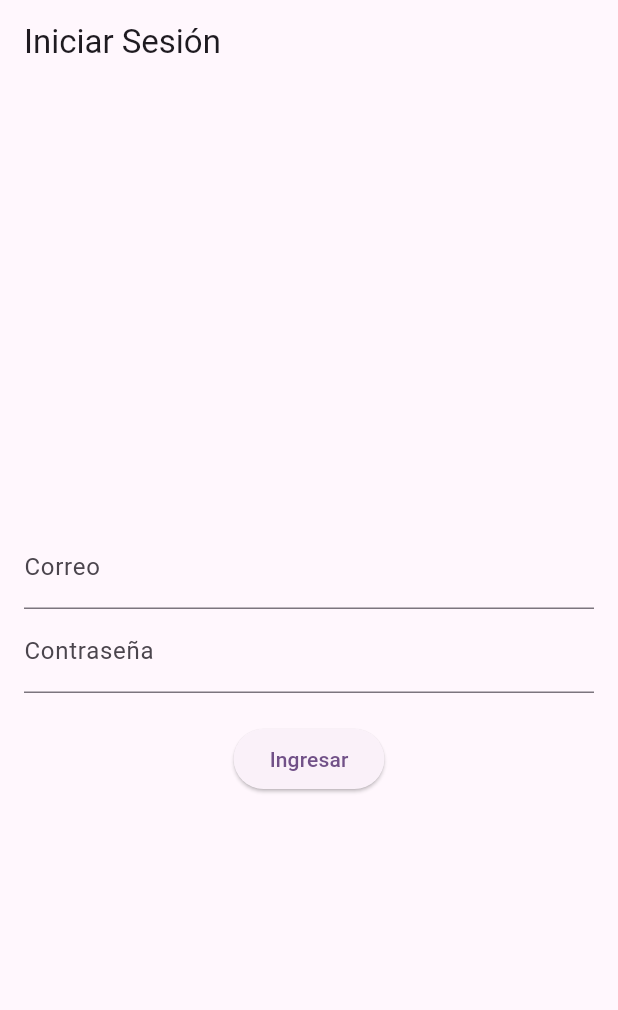
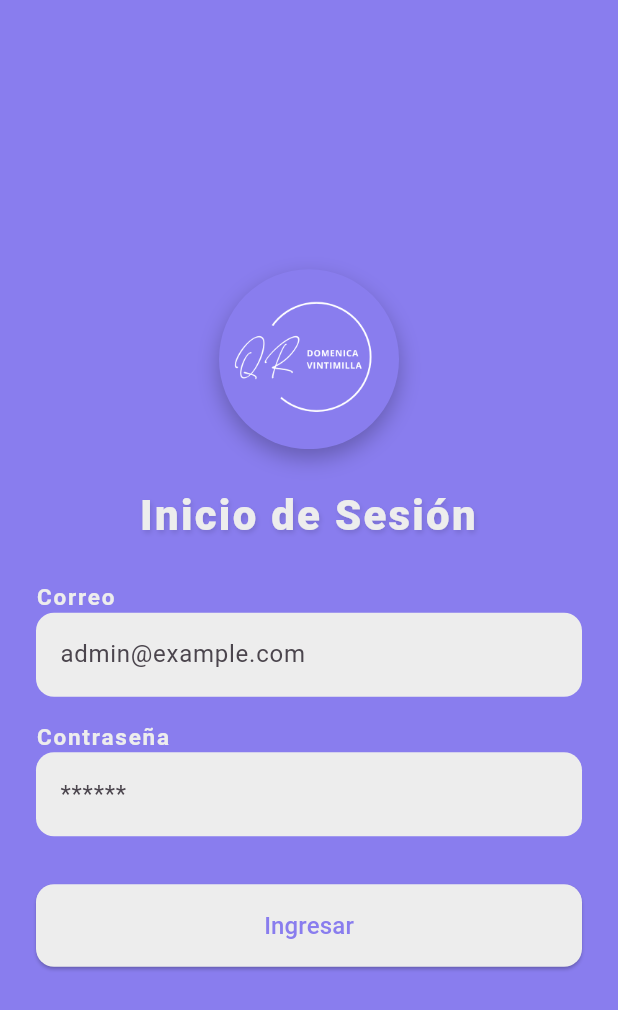
Before and after one commit to ShootDomy/pagos_qr_flutter, a Flutter app: the screen it shows after launch, on a phone screen of 412 x 824 dp. Shown: the top 1010 px of the screen. Run offline on Flutter 3.47's test engine with Material 3 defaults, Android fonts, the phone set to English and light mode, and no system bars; our stand-ins replace awesome_notifications, firebase_core, firebase_messaging, flutter_dotenv, jwt_decoder, shared_preferences; missing offline and left inert: mobile_scanner; accounts and stored records are empty.

Commit message:
Agregar constantes para uso de colores en todo el proyecto

```diff
--- a/lib/screens/auth_screen.dart
+++ b/lib/screens/auth_screen.dart
@@ -4,6 +4,7 @@ import '../services/api_service.dart';
 import 'package:shared_preferences/shared_preferences.dart';
 import 'package:jwt_decoder/jwt_decoder.dart';
 import 'principal_screen.dart';
+import '../utils/colors.dart';
 
 class AuthScreen extends StatefulWidget {
   const AuthScreen({super.key});
@@ -20,6 +21,25 @@ class AuthScreenState extends State<AuthScreen> {
   bool _loading = false;
   String? _error;
   Future<void> _inicioSesion() async {
+    final correo = _usuCorreoController.text.trim();
+    final contrasena = _usuContrasenaController.text;
+
+    // Validaciones
+    if (correo.isEmpty || !correo.contains('@')) {
+      ScaffoldMessenger.of(
+        context,
+      ).showSnackBar(SnackBar(content: Text('Ingresa un correo válido.')));
+      return;
+    }
+    if (contrasena.isEmpty || contrasena.length < 6) {
+      ScaffoldMessenger.of(context).showSnackBar(
+        SnackBar(
+          content: Text('La contraseña debe tener al menos 6 caracteres.'),
+        ),
+      );
+      return;
+    }
+
     setState(() {
       _loading = true;
       _error = null;
@@ -75,30 +95,124 @@ class AuthScreenState extends State<AuthScreen> {
   @override
   Widget build(BuildContext context) {
     return Scaffold(
-      appBar: AppBar(title: Text('Iniciar Sesión')),
+      backgroundColor: kPrimaryColor,
+
       body: Center(
         child: Padding(
-          padding: const EdgeInsets.all(16.0),
+          padding: const EdgeInsets.all(24.0),
           child: Column(
             mainAxisAlignment: MainAxisAlignment.center,
             children: [
+              Container(
+                width: 120,
+                height: 120,
+                decoration: BoxDecoration(
+                  shape: BoxShape.circle,
+                  boxShadow: [
+                    BoxShadow(
+                      color: Colors.black26,
+                      blurRadius: 12,
+                      offset: Offset(0, 6),
+                    ),
+                  ],
+                ),
+                child: ClipOval(
+                  child: Image.asset('assets/logo.png', fit: BoxFit.cover),
+                ),
+              ),
+              SizedBox(height: 24),
+              Text(
+                "Inicio de Sesión",
+                style: TextStyle(
+                  color: kFieldColor,
+                  fontSize: 28,
+                  fontWeight: FontWeight.w900,
+                  letterSpacing: 1.5,
+                  shadows: [
+                    Shadow(
+                      color: Colors.black12,
+                      blurRadius: 4,
+                      offset: Offset(1, 2),
+                    ),
+                  ],
+                ),
+                textAlign: TextAlign.center,
+              ),
+              SizedBox(height: 24),
+              Align(
+                alignment: Alignment.centerLeft,
+                child: Text(
+                  "Correo",
+                  style: TextStyle(
+                    color: kFieldColor,
+                    fontSize: 15,
+                    fontWeight: FontWeight.bold,
+                    letterSpacing: 1.2,
+                  ),
+                ),
+              ),
               TextField(
                 controller: _usuCorreoController,
-                decoration: InputDecoration(labelText: 'Correo'),
+                decoration: InputDecoration(
+                  hintText: 'admin@example.com',
+                  filled: true,
+                  fillColor: kFieldColor,
+                  labelStyle: TextStyle(color: kTextColor),
+                  border: OutlineInputBorder(
+                    borderRadius: BorderRadius.circular(12),
+                    borderSide: BorderSide.none,
+                  ),
+                ),
+                style: TextStyle(color: kTextColor),
+              ),
+              SizedBox(height: 16),
+              Align(
+                alignment: Alignment.centerLeft,
+                child: Text(
+                  "Contraseña",
+                  style: TextStyle(
+                    color: kFieldColor,
+                    fontSize: 15,
+                    fontWeight: FontWeight.bold,
+                    letterSpacing: 1.2,
+                  ),
+                ),
               ),
               TextField(
                 controller: _usuContrasenaController,
-                decoration: InputDecoration(labelText: 'Contraseña'),
+                decoration: InputDecoration(
+                  hintText: '******',
+                  filled: true,
+                  fillColor: kFieldColor,
+                  labelStyle: TextStyle(color: kTextColor),
+                  border: OutlineInputBorder(
+                    borderRadius: BorderRadius.circular(12),
+                    borderSide: BorderSide.none,
+                  ),
+                ),
                 obscureText: true,
+                style: TextStyle(color: kTextColor),
               ),
-              SizedBox(height: 20),
+              SizedBox(height: 24),
               if (_error != null)
-                Text(_error!, style: TextStyle(color: Colors.red)),
-              ElevatedButton(
-                onPressed: _loading ? null : _inicioSesion,
-                child: _loading
-                    ? CircularProgressIndicator()
-                    : Text('Ingresar'),
+                Text(_error!, style: TextStyle(color: kErrorColor)),
+              SizedBox(height: 8),
+              SizedBox(
+                width: double.infinity,
+                child: ElevatedButton(
+                  style: ElevatedButton.styleFrom(
+                    backgroundColor: kFieldColor,
+                    foregroundColor: kPrimaryColor,
+                    padding: EdgeInsets.symmetric(vertical: 16),
+                    shape: RoundedRectangleBorder(
+                      borderRadius: BorderRadius.circular(12),
+                    ),
+                  ),
+                  onPressed: _loading ? null : _inicioSesion,
+                  child: _loading
+                      ? CircularProgressIndicator(color: Colors.white)
+                      : Text('Ingresar', style: TextStyle(fontSize: 16)),
+                ),
               ),
             ],
           ),
--- /dev/null
+++ b/lib/utils/colors.dart
@@ -0,0 +1,8 @@
+import 'package:flutter/material.dart';
+
+const Color kColorSeconday = Color(0xFFC4BEF7);
+const Color kPrimaryColor = Color(0xFF897DEE);
+const Color kBackgroundColor = Color(0xFFF5F6FA);
+const Color kTextColor = Color(0xFF22223B);
+const Color kErrorColor = Color(0xFFE07A5F);
+const Color kFieldColor = Color(0xFFEDEDED);
--- a/pubspec.yaml
+++ b/pubspec.yaml
@@ -68,6 +68,7 @@ flutter:
   # To add assets to your application, add an assets section, like this:
   assets:
     - .env
+    - assets/logo.png
   #   - images/a_dot_burr.jpeg
   #   - images/a_dot_ham.jpeg
 
```
Also changed, not shown: lib/screens/principal_screen.dart (+52 -5 lines), assets/logo.png (added).
